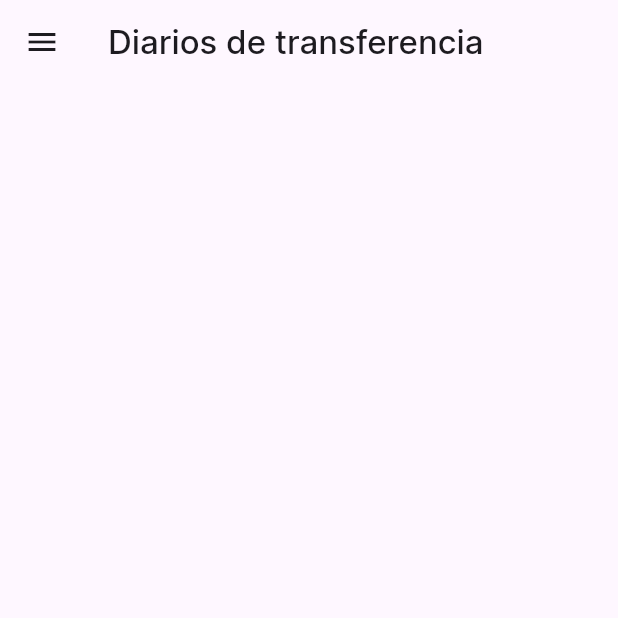
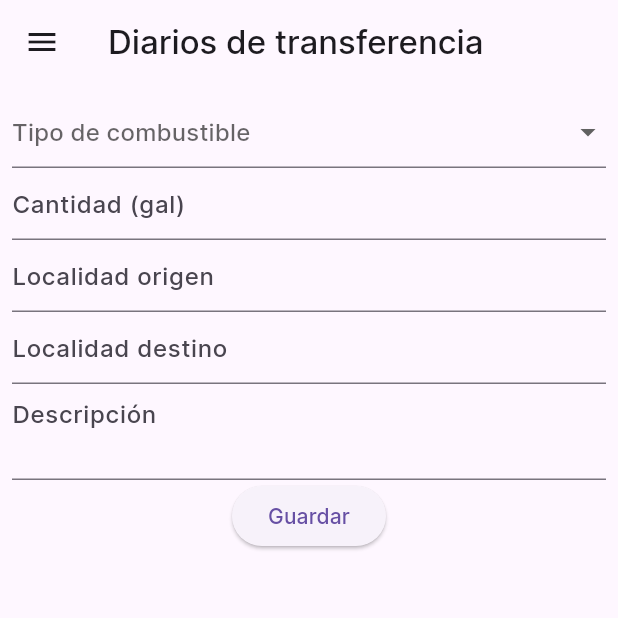
Before and after one commit to matheokm/testapp, a Flutter app: the TransferJournalsPage screen opened by its route, on a phone screen of 412 x 824 dp, the top half of it. Run offline on Flutter 3.47's test engine with Material 3 defaults, Android fonts, the phone set to English and light mode, and no system bars; our stand-ins replace sqflite; accounts and stored records are empty.

Commit message:
Se agrega diseño de UI

```diff
--- a/lib/screens/transferJournalsPage.dart
+++ b/lib/screens/transferJournalsPage.dart
@@ -3,12 +3,107 @@ import 'package:testapp/widget/menuWidget.dart';
 
 class TransferJournalsPage extends StatelessWidget {
   const TransferJournalsPage({super.key});
-
   @override
   Widget build(BuildContext context) {
+    final List<String> localidades = [
+      'Quito',
+      'Guayaquil',
+      'Cuenca',
+      'Loja',
+      'Ambato'
+    ];
     return Scaffold(
       appBar: AppBar(
         title: const Text('Diarios de transferencia'),
+      ),
+      body: Padding(
+        padding: const EdgeInsets.all(8.0),
+        child: Form(
+          child: Column(
+            children: <Widget>[
+              DropdownButtonFormField<String>(
+                hint: const Text('Tipo de combustible'),
+                items:
+                    <String>['Gasolina', 'Diesel', 'Gas'].map((String value) {
+                  return DropdownMenuItem<String>(
+                    value: value,
+                    child: Text(value),
+                  );
+                }).toList(),
+                onChanged: (_) {},
+              ),
+              TextFormField(
+                decoration: const InputDecoration(hintText: 'Cantidad (gal)'),
+              ),
+              Autocomplete<String>(
+                optionsBuilder: (TextEditingValue textEditingValue) {
+                  if (textEditingValue.text == '') {
+                    return const Iterable<String>.empty();
+                  }
+                  return localidades.where((String option) {
+                    return option.contains(textEditingValue.text.toLowerCase());
+                  });
+                },
+                onSelected: (String selection) {
+                  print('Has seleccionado: $selection');
+                },
+                fieldViewBuilder: (BuildContext context,
+                    TextEditingController textEditingController,
+                    FocusNode focusNode,
+                    VoidCallback onFieldSubmitted) {
+                  return TextFormField(
+                    controller: textEditingController,
+                    focusNode: focusNode,
+                    onFieldSubmitted: (String value) {
+                      onFieldSubmitted();
+                    },
+                    decoration: const InputDecoration(
+                      hintText: 'Localidad origen',
+                    ),
+                  );
+                },
+              ),
+              Autocomplete<String>(
+                optionsBuilder: (TextEditingValue textEditingValue) {
+                  if (textEditingValue.text == '') {
+                    return const Iterable<String>.empty();
+                  }
+                  return localidades.where((String option) {
+                    return option.contains(textEditingValue.text.toLowerCase());
+                  });
+                },
+                onSelected: (String selection) {
+                  print('Has seleccionado: $selection');
+                },
+                fieldViewBuilder: (BuildContext context,
+                    TextEditingController textEditingController,
+                    FocusNode focusNode,
+                    VoidCallback onFieldSubmitted) {
+                  return TextFormField(
+                    controller: textEditingController,
+                    focusNode: focusNode,
+                    onFieldSubmitted: (String value) {
+                      onFieldSubmitted();
+                    },
+                    decoration: const InputDecoration(
+                      hintText: 'Localidad destino',
+                    ),
+                  );
+                },
+              ),
+              TextFormField(
+                decoration: const InputDecoration(hintText: 'Descripción'),
+                maxLines: 2,
+              ),
+              ElevatedButton(
+                onPressed: () {
+                  // Guardar la información
+                },
+                child: const Text('Guardar'),
+              ),
+            ],
+          ),
+        ),
       ),
       drawer: const MenuWidget(),
     );
```
